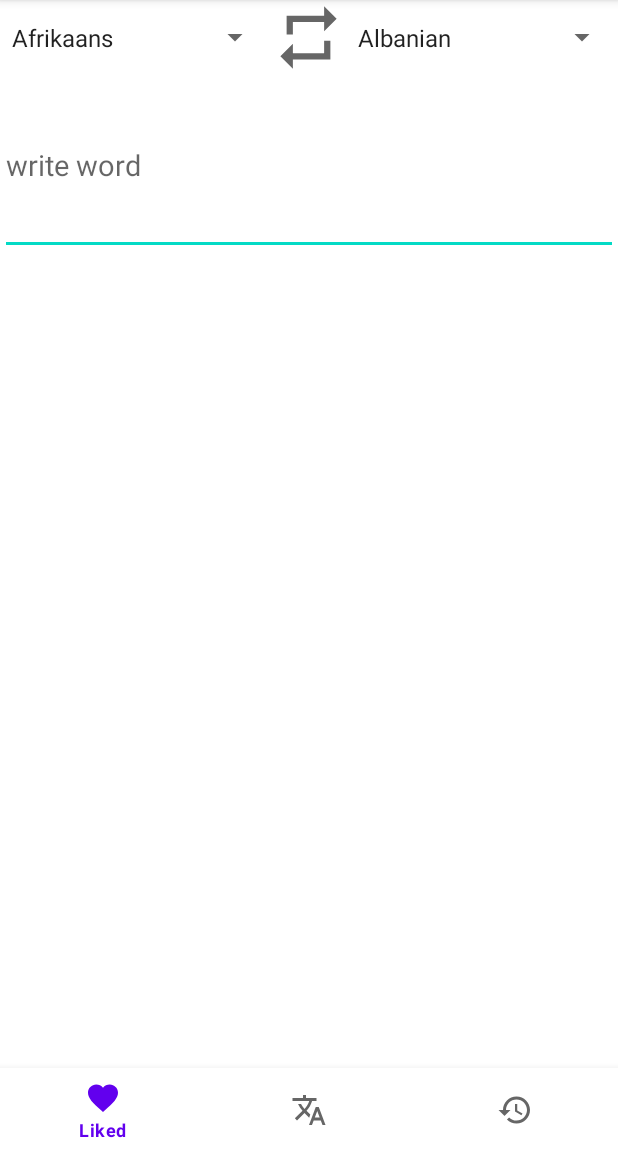
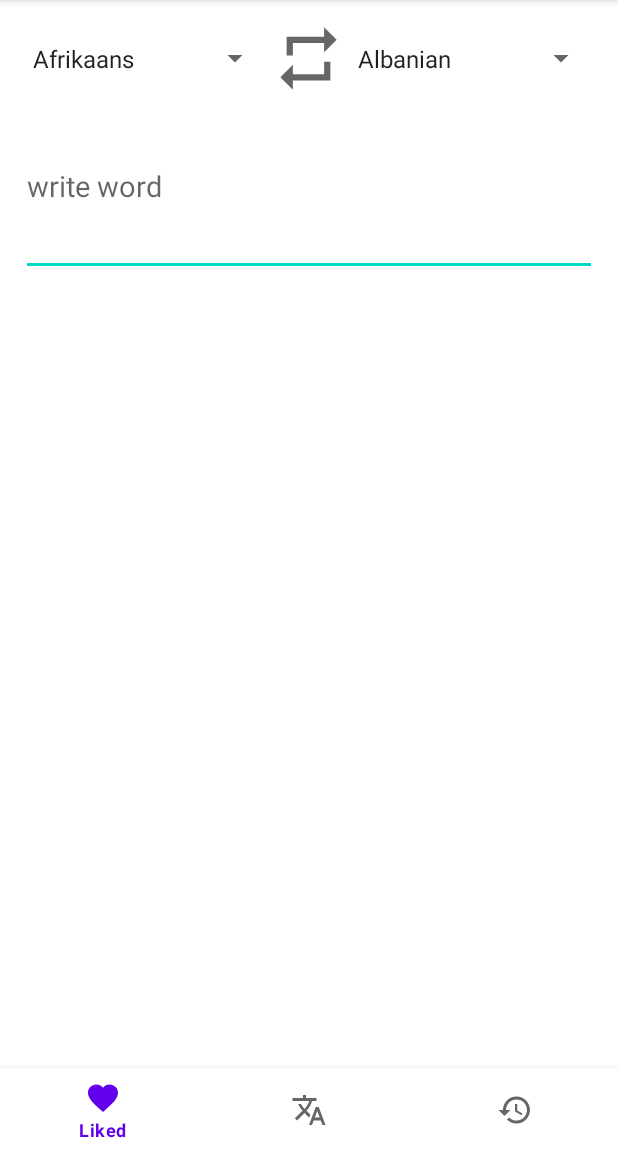
Before and after one commit to elboyev/Diction, an Android app: the screen it shows after launch (MainActivity), on a phone screen of 412 x 824 dp, the part 84-1236 px from its top. Run offline under Robolectric (Android 15) with nearby library versions, the phone set to English and light mode, and no system bars; libraries missing offline, so code that uses them is left out: com.jakewharton.rxbinding, rx.functions; 2 statements that could not run were skipped.

Commit message:
edited ui

```diff
--- a/app/src/main/res/layout/main_fragment.xml
+++ b/app/src/main/res/layout/main_fragment.xml
@@ -4,6 +4,7 @@
     android:orientation="vertical"
     android:layout_width="match_parent"
     android:layout_height="match_parent"
+    android:padding="14dp"
     android:weightSum="1">
 
     <Spinner
@@ -59,13 +60,13 @@
         android:id="@+id/translatedText"
         android:layout_width="match_parent"
         android:layout_height="match_parent"
-        android:textSize="19sp"
+        android:layout_above="@+id/api_info"
+        android:layout_below="@+id/textToTranslate"
+        android:layout_alignParentStart="true"
+        android:layout_toStartOf="@+id/addToFavourites1"
+        android:scrollbars="vertical"
         android:textColor="@color/dark"
-        android:scrollbars="vertical"
-        android:layout_below="@+id/textToTranslate"
-        android:layout_above="@+id/api_info"
-        android:layout_alignParentStart="true"
-        android:layout_toStartOf="@+id/addToFavourites1" />
+        android:textSize="19sp" />
 
     <ImageButton
         android:id="@+id/addToFavourites1"
@@ -79,26 +80,5 @@
         android:layout_alignParentEnd="true"
         android:visibility="invisible"/>
 
-    <TextView
-        android:id="@+id/api_info"
-        android:layout_width="match_parent"
-        android:layout_height="wrap_content"
-        android:layout_above="@+id/link"
-        android:layout_alignParentStart="true"
-        android:text="@string/api_info"
-        android:textColor="@color/dark"
-        android:textSize="19sp"
-        android:visibility="invisible" />
-
-    <TextView
-        android:id="@+id/link"
-        android:layout_width="match_parent"
-        android:layout_height="wrap_content"
-        android:layout_alignParentBottom="true"
-        android:autoLink="web"
-        android:text="@string/link"
-        android:textColorLink="@color/blue"
-        android:textSize="19sp"
-        android:visibility="invisible" />
 
 </RelativeLayout>
--- a/app/src/main/res/values/strings.xml
+++ b/app/src/main/res/values/strings.xml
@@ -14,6 +14,4 @@
     <string name="no_words_in_history">not found translated text from history</string>
     <string name="write_word">write word</string>
     <string name="api_info">yandex api</string>
-    <string name="link">http://translate.yandex.ru/</string>
-    <string name="API_KEY">trnsl.1.1.20170425T085917Z.580fec9ed721d387.9caf5bd2514ca1581b95de321974dce826ef5064</string>
 </resources>
```
Also changed, not shown: app/src/main/java/uz/intellisoft/diction/CustomAdapter.java (+15 -17 lines).
